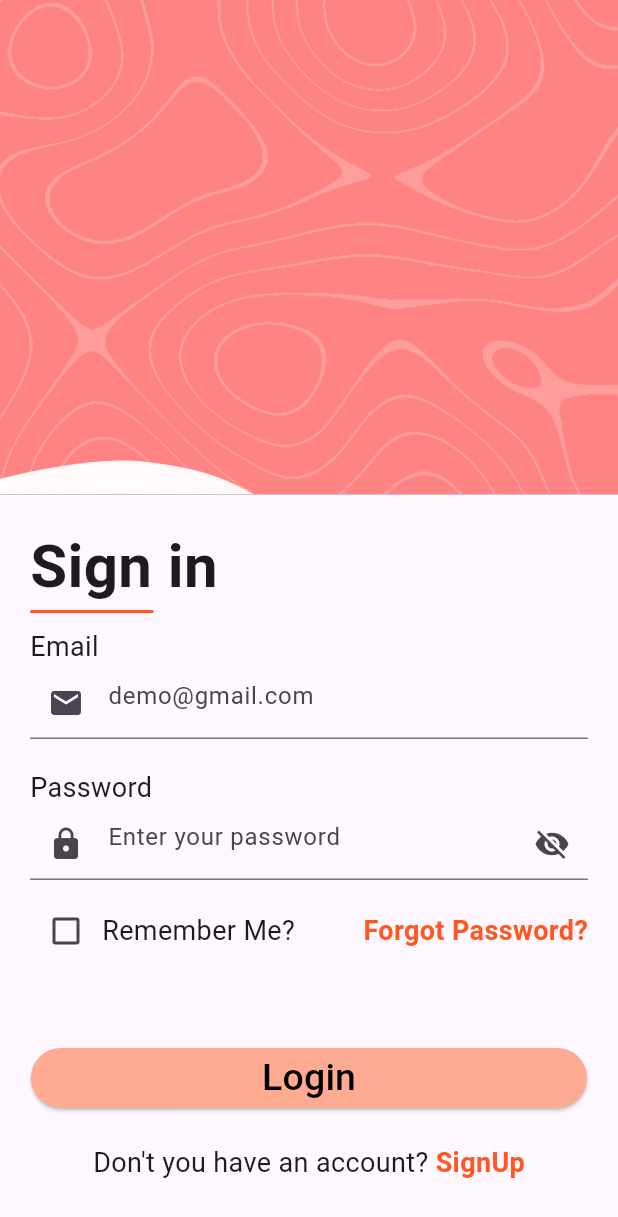
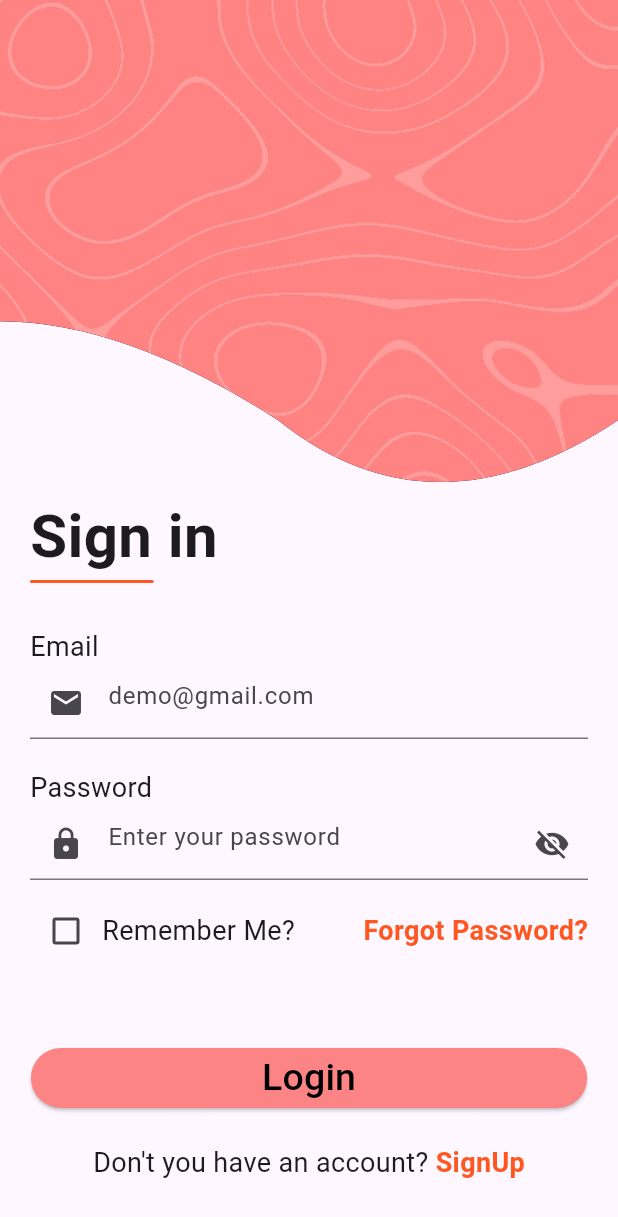
Before and after one commit to SerujanSatkunanathan/login_screen_assignment, a Flutter app: the LoginScreen screen opened directly, on a phone screen of 412 x 824 dp. Shown: the top 1217 px of the screen. Run offline on Flutter 3.47's test engine with Material 3 defaults, Android fonts, the phone set to English and light mode, and no system bars; our stand-ins replace flutter_svg.

Commit message:
Register screen and some changes with login screen

```diff
--- a/lib/Screens/login_screen.dart
+++ b/lib/Screens/login_screen.dart
@@ -1,6 +1,5 @@
 import 'package:flutter/material.dart';
-import 'package:flutter_svg/flutter_svg.dart';
-import 'package:custom_clippers/custom_clippers.dart';
+import 'package:login_screen/Screens/register_screen.dart';
 
 class LoginScreen extends StatefulWidget {
   const LoginScreen({super.key});
@@ -16,7 +15,7 @@ class _LoginScreenState extends State<LoginScreen> {
   bool _obscured = true;
   bool _checkbox = false;
 
-  void passwordvisibility() {
+  void _togglePasswordVisibility() {
     setState(() {
       _obscured = !_obscured;
     });
@@ -32,9 +31,10 @@ class _LoginScreenState extends State<LoginScreen> {
         Column(
           children: [
             ClipPath(
-              clipper: SinCosineWaveClipper(
+              clipper: Curve(),
+              /*SinCosineWaveClipper(
                 horizontalPosition: HorizontalPosition.right,
-              ),
+              ),*/
               child: Container(
                 height: screenHeight * 0.4,
                 width: screenWidth,
@@ -52,7 +52,6 @@ class _LoginScreenState extends State<LoginScreen> {
                   mainAxisAlignment: MainAxisAlignment.center,
                   crossAxisAlignment: CrossAxisAlignment.start,
                   children: [
-                    const SizedBox(height: 20),
                     const Text(
                       "Sign in",
                       style:
@@ -66,7 +65,7 @@ class _LoginScreenState extends State<LoginScreen> {
                         color: Colors.deepOrange,
                       ),
                     ),
-                    const SizedBox(height: 10),
+                    const SizedBox(height: 30),
                     Form(
                       child: Column(
                         crossAxisAlignment: CrossAxisAlignment.start,
@@ -82,7 +81,9 @@ class _LoginScreenState extends State<LoginScreen> {
                               prefixIcon: Icon(Icons.email),
                               focusedBorder: UnderlineInputBorder(
                                 borderSide:
-                                        BorderSide(color: Colors.deepOrange))),
+                                    BorderSide(color: Colors.deepOrange),
+                              ),
+                            ),
                           ),
                           const SizedBox(height: 20),
                           const Text(
@@ -101,17 +102,15 @@ class _LoginScreenState extends State<LoginScreen> {
                                       ? Icons.visibility_off
                                       : Icons.visibility,
                                 ),
-                                  onPressed: () {
-                                    passwordvisibility();
-                                  },
+                                onPressed: _togglePasswordVisibility,
                               ),
                               focusedBorder: const UnderlineInputBorder(
                                 borderSide:
-                                        BorderSide(color: Colors.deepOrange))),
+                                    BorderSide(color: Colors.deepOrange),
                               ),
-                          const SizedBox(
-                            height: 10,
                             ),
+                          ),
+                          const SizedBox(height: 10),
                           Row(
                             mainAxisAlignment: MainAxisAlignment.spaceBetween,
                             children: [
@@ -133,32 +132,34 @@ class _LoginScreenState extends State<LoginScreen> {
                                   ),
                                 ],
                               ),
-                              const Text("Forgot Password?",
+                              const Text(
+                                "Forgot Password?",
                                 style: TextStyle(
                                   fontSize: 18,
                                   fontWeight: FontWeight.bold,
-                                      color: Colors.deepOrange))
+                                  color: Colors.deepOrange,
+                                ),
+                              ),
                             ],
-                          )
+                          ),
                         ],
                       ),
                     ),
-                    const SizedBox(
-                      height: 50,
-                    ),
-                    SafeArea(
-                        child: Align(
+                    const SizedBox(height: 50),
+                    Align(
                       alignment: Alignment.bottomCenter,
                       child: Column(
                         children: [
-                          Container(
+                          SizedBox(
                             width: screenWidth * 0.9,
                             child: ElevatedButton(
                               onPressed: () {},
                               style: ButtonStyle(
                                 backgroundColor:
                                     MaterialStateProperty.all<Color>(
-                                          Colors.deepOrange.shade200)),
+                                  const Color(0xFFfc8484),
+                                ),
+                              ),
                               child: const Text(
                                 "Login",
                                 style: TextStyle(
@@ -166,37 +167,64 @@ class _LoginScreenState extends State<LoginScreen> {
                               ),
                             ),
                           ),
-                          const SizedBox(
-                            height: 20,
-                          ),
-                          const Row(
+                          const SizedBox(height: 20),
+                          Row(
                             mainAxisAlignment: MainAxisAlignment.center,
                             children: [
-                              Text(
+                              const Text(
                                 "Don't you have an account? ",
                                 style: TextStyle(fontSize: 18),
                               ),
                               InkWell(
-                                child: Text(
+                                onTap: () {
+                                  Navigator.push(
+                                    context,
+                                    MaterialPageRoute(
+                                      builder: (context) =>
+                                          const RegisterScreen(),
+                                    ),
+                                  );
+                                },
+                                child: const Text(
                                   "SignUp",
                                   style: TextStyle(
                                     color: Colors.deepOrange,
                                     fontSize: 18,
-                                      fontWeight: FontWeight.bold),
+                                    fontWeight: FontWeight.bold,
                                   ),
-                              )
-                            ],
-                          )
+                                ),
+                              ),
                             ],
                           ),
-                    ))
+                        ],
+                      ),
+                    ),
                   ],
                 ),
               ),
             ),
           ],
-        )
+        ),
       ]),
     );
   }
 }
+
+class Curve extends CustomClipper<Path> {
+  @override
+  Path getClip(Size size) {
+    Path path = Path();
+    path.lineTo(0, size.height * 0.65);
+    path.quadraticBezierTo(size.width * 0.2, size.height * 0.65,
+        size.width * 0.45, size.height * 0.85);
+    path.quadraticBezierTo(
+        size.width * 0.7, size.height * 1.1, size.width, size.height * 0.85);
+    path.lineTo(size.width, 0);
+    return path;
+  }
+
+  @override
+  bool shouldReclip(covariant CustomClipper<Path> oldClipper) {
+    return true;
+  }
+}
--- a/lib/main.dart
+++ b/lib/main.dart
@@ -1,5 +1,4 @@
 import 'package:flutter/material.dart';
-import 'package:login_screen/Screens/login_screen.dart';
 import 'package:login_screen/Screens/welcome_screen.dart';
 
 void main() {
@@ -12,7 +11,7 @@ class MyApp extends StatelessWidget {
   @override
   Widget build(BuildContext context) {
     return const MaterialApp(
-      home: LoginScreen(),
+      home: WelcomeScreen(),
     );
   }
 }
```
Also changed, not shown: lib/Screens/register_screen.dart (added, +237 -0 lines). Lines whose indentation alone changed are shown as unchanged.
